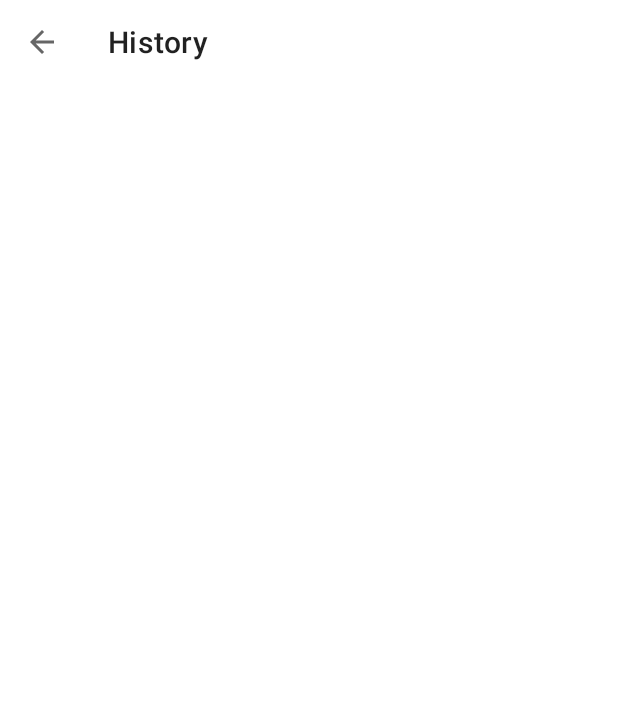
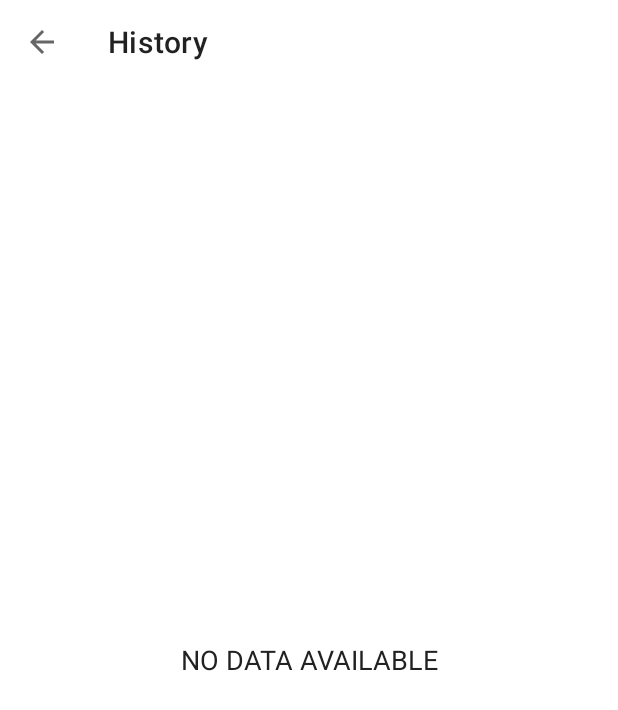
Before and after one commit to Aaryan8751/7-Minute-Workout-App, an Android app: the History screen opened directly, with no data from a screen before it, on a phone screen of 412 x 824 dp. Before the commit the part shown is almost empty. Shown: the top 710 px of the screen. Run offline under Robolectric (Android 15) with nearby library versions, the phone set to English and light mode, and no system bars.

Commit message:
History, SQLite, Memory Storage

```diff
--- a/app/src/main/java/com/example/a7minuteworkoutapp/ExerciseActivity.kt
+++ b/app/src/main/java/com/example/a7minuteworkoutapp/ExerciseActivity.kt
@@ -25,11 +25,11 @@
 
     private var restTimer : CountDownTimer? = null
     private var restProgress = 0
-    private var restTimerDuration : Long = 1
+    private var restTimerDuration : Long = 10
 
     private var exerciseTimer : CountDownTimer? = null
     private var exerciseProgress = 0
-    private var exerciseTimerDuration:Long = 1
+    private var exerciseTimerDuration:Long = 30
 
     private var exerciseList : ArrayList<ExerciseModel>? = null
     private var currentExercisePosition = -1
--- a/app/src/main/java/com/example/a7minuteworkoutapp/History.kt
+++ b/app/src/main/java/com/example/a7minuteworkoutapp/History.kt
@@ -2,7 +2,11 @@
 
 import androidx.appcompat.app.AppCompatActivity
 import android.os.Bundle
+import android.util.Log
+import android.view.View
+import androidx.recyclerview.widget.LinearLayoutManager
 import com.example.a7minuteworkoutapp.databinding.ActivityHistoryBinding
+import kotlinx.android.synthetic.main.activity_history.*
 
 class History : AppCompatActivity() {
 
@@ -26,6 +30,28 @@
             onBackPressed()
         }
 
+        getAllCompletedDates()
+
+    }
+
+    private fun getAllCompletedDates(){
+        val dbHandler = SqliteOpenHelper(this,null)
+        val allCompletedDatesList = dbHandler.getAllCompleteDatesList()
+
+        if(allCompletedDatesList.size>0){
+            binding?.tvHistory?.visibility = View.VISIBLE
+            binding?.rvHistory?.visibility = View.VISIBLE
+            binding?.tvNoDataAvailable?.visibility = View.GONE
+
+            binding?.rvHistory?.layoutManager = LinearLayoutManager(this)
+            val historyAdapter = HistoryAdaptor(this,allCompletedDatesList)
+            binding?.rvHistory?.adapter = historyAdapter
+        }
+        else{
+            binding?.tvHistory?.visibility = View.GONE
+            binding?.rvHistory?.visibility = View.GONE
+            binding?.tvNoDataAvailable?.visibility = View.VISIBLE
+        }
     }
 
     override fun onDestroy() {
--- /dev/null
+++ b/app/src/main/java/com/example/a7minuteworkoutapp/SqliteOpenHelper.kt
@@ -0,0 +1,60 @@
+package com.example.a7minuteworkoutapp
+
+import android.annotation.SuppressLint
+import android.content.ContentValues
+import android.content.Context
+import android.database.sqlite.SQLiteDatabase
+import android.database.sqlite.SQLiteOpenHelper
+import java.util.prefs.PreferencesFactory
+
+class SqliteOpenHelper(context:Context,factory: SQLiteDatabase.CursorFactory?)
+    :SQLiteOpenHelper(context, DATABASE_NAME,factory, DATABASE_VERSION){
+
+    companion object{
+        private val DATABASE_VERSION = 1
+        private val DATABASE_NAME = "SevenMinutesWorkout.db"
+        private val TABLE_HISTORY = "history"
+        private val COLUMN_ID = "_id"
+        private val COLUMN_COMPLETED_DATE = "completed_date"
+    }
+
+    override fun onCreate(db: SQLiteDatabase?) {
+        val CREATE_EXERCISE_TABLE = ("CREATE TABLE "
+        + TABLE_HISTORY + "("+ COLUMN_ID+" INTEGER PRIMARY KEY,"
+        + COLUMN_COMPLETED_DATE + " TEXT)")
+
+        db?.execSQL(CREATE_EXERCISE_TABLE)
+    }
+
+    override fun onUpgrade(db: SQLiteDatabase?, oldVersion: Int, newVersion: Int) {
+        db?.execSQL("DROP TABLE IF EXISTS "+ TABLE_HISTORY)
+        onCreate(db)
+    }
+
+    fun addDate(date:String){
+        val values = ContentValues()
+        values.put(COLUMN_COMPLETED_DATE,date)
+        val db = this.writableDatabase
+
+        db.insert(TABLE_HISTORY,null,values)
+        db.close()
+    }
+
+    @SuppressLint("Range")
+    fun getAllCompleteDatesList():ArrayList<String>{
+
+        val list = ArrayList<String>()
+
+        val db = this.readableDatabase
+        val cursor = db.rawQuery("SELECT * FROM $TABLE_HISTORY",null)
+
+        while(cursor.moveToNext()){
+            val dateValue = (cursor.getString(cursor.getColumnIndex(COLUMN_COMPLETED_DATE)))
+            list.add(dateValue)
+        }
+        cursor.close()
+        return list
+    }
+
+
+}
--- a/app/src/main/res/layout/activity_finish.xml
+++ b/app/src/main/res/layout/activity_finish.xml
@@ -74,6 +74,7 @@
         app:layout_constraintStart_toStartOf="parent"
         app:layout_constraintTop_toBottomOf="@id/youhavedone"
         android:text="FINISH"
+        android:backgroundTint="@color/colorAccent"
         android:layout_margin="5dp"
         android:layout_marginTop="20dp"
         android:gravity="center"
--- a/app/src/main/res/layout/activity_history.xml
+++ b/app/src/main/res/layout/activity_history.xml
@@ -1,19 +1,56 @@
 <?xml version="1.0" encoding="utf-8"?>
-<androidx.constraintlayout.widget.ConstraintLayout xmlns:android="http://schemas.android.com/apk/res/android"
+<LinearLayout xmlns:android="http://schemas.android.com/apk/res/android"
     xmlns:app="http://schemas.android.com/apk/res-auto"
     xmlns:tools="http://schemas.android.com/tools"
     android:layout_width="match_parent"
     android:layout_height="match_parent"
+    android:orientation="vertical"
     tools:context=".History">
 
     <androidx.appcompat.widget.Toolbar
         android:id="@+id/toolbar_history_activity"
         android:layout_width="match_parent"
         android:layout_height="?android:attr/actionBarSize"
-        android:background="@color/white"
-        app:layout_constraintTop_toTopOf="parent"
-        app:layout_constraintStart_toStartOf="parent"
-        app:layout_constraintEnd_toEndOf="parent"
+        android:background="#FFFFFF"
         />
 
-</androidx.constraintlayout.widget.ConstraintLayout>
+    <LinearLayout
+        android:layout_width="match_parent"
+        android:layout_height="match_parent"
+        android:orientation="vertical">
+
+        <TextView
+            android:id="@+id/tvHistory"
+            android:layout_width="match_parent"
+            android:layout_height="wrap_content"
+            android:layout_margin="10dp"
+            android:gravity="center"
+            android:text="EXERCISE COMPLETED"
+            android:textSize="18sp"
+            android:visibility="gone"
+            tools:visibility="visible" />
+
+        <androidx.recyclerview.widget.RecyclerView
+            android:id="@+id/rvHistory"
+            android:layout_width="match_parent"
+            android:layout_height="match_parent"
+            android:layout_marginTop="5dp"
+            android:visibility="gone"
+            tools:visibility="visible" />
+
+        <TextView
+            android:id="@+id/tvNoDataAvailable"
+            android:layout_width="match_parent"
+            android:layout_height="match_parent"
+            android:gravity="center"
+            android:text="NO DATA AVAILABLE"
+            android:textColor="#212121"
+            android:textSize="18sp"
+            android:visibility="visible"
+            tools:visibility="gone" />
+
+
+
+    </LinearLayout>
+
+</LinearLayout>
```
Also changed, not shown: app/src/main/java/com/example/a7minuteworkoutapp/HistoryAdaptor.kt (added, +49 -0 lines), app/src/main/java/com/example/a7minuteworkoutapp/finish.kt (+20 -0 lines), app/src/main/res/layout/item_history_row.xml (added, +33 -0 lines).
